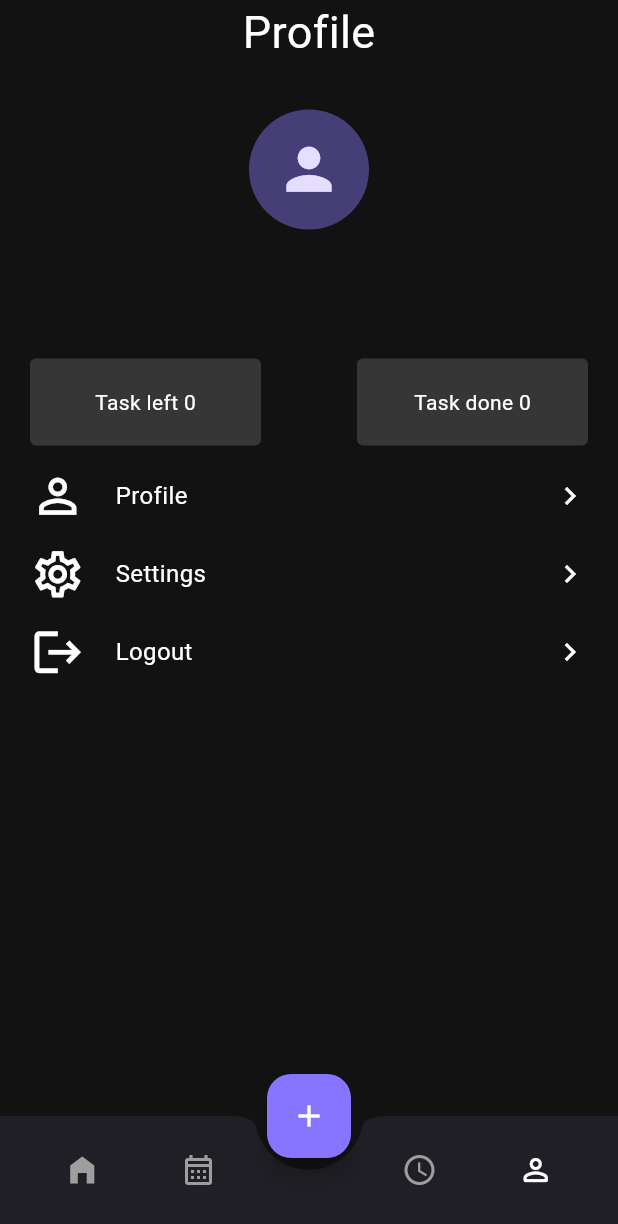
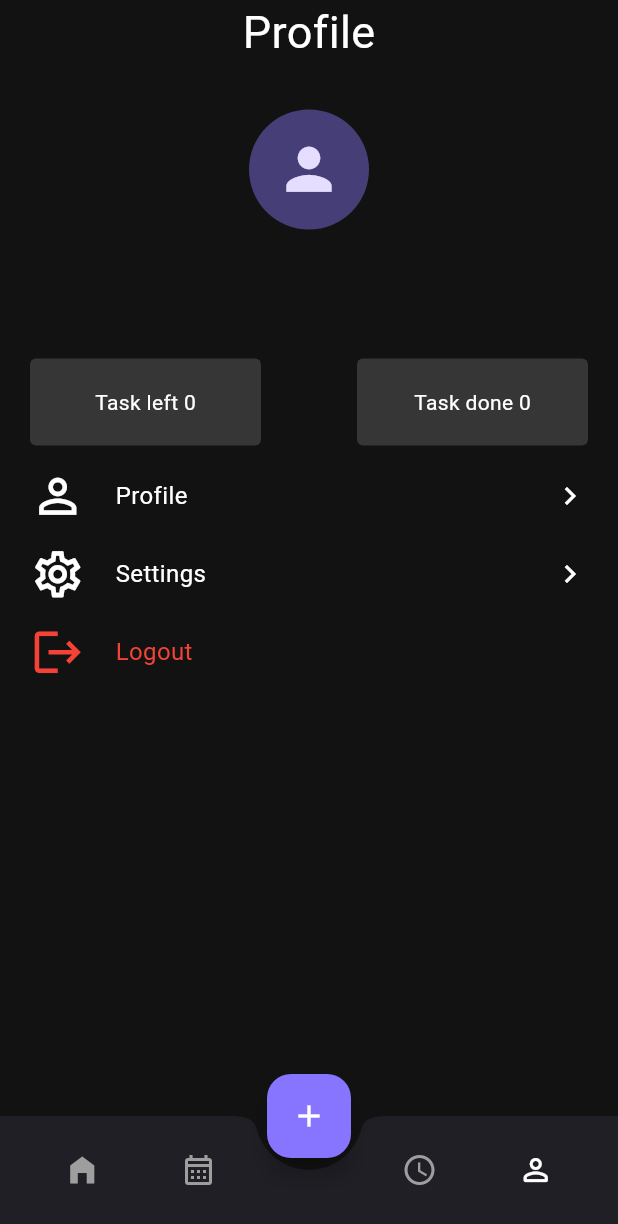
Before and after one commit to DwhizZ/UptToDo_task_manager_app, a Flutter app: the IndexHome screen opened by its route, swiped to page 4, on a phone screen of 412 x 824 dp. Shown: the top 1224 px of the screen. Run offline on Flutter 3.47's test engine with Material 3 defaults, Android fonts, the phone set to English and light mode, and no system bars; our stand-ins replace cloud_firestore, firebase_auth, firebase_core, flutter_svg, google_fonts, google_sign_in and 4 more; accounts and stored records are empty.

Commit message:
feat: qa fixes

```diff
--- a/uptodo_app/lib/src/config/routes/route_names.dart
+++ b/uptodo_app/lib/src/config/routes/route_names.dart
@@ -10,4 +10,5 @@ abstract class RouteNames{
   static const indexHome = '/indexHome';
   static const createCategory = '/createNewCategory';
   static const editTodoPage = '/editTodoPage';
+  static const settingsPage = '/settings';
 }
--- a/uptodo_app/lib/src/config/routes/route_path.dart
+++ b/uptodo_app/lib/src/config/routes/route_path.dart
@@ -2,6 +2,7 @@ import 'package:flutter/material.dart';
 import 'package:uptodo_app/src/config/routes/route_names.dart';
 import 'package:uptodo_app/src/modules/index/index_home/views/edit_todo.dart';
 import 'package:uptodo_app/src/modules/index/index_home/views/index_home.dart';
+import 'package:uptodo_app/src/modules/index/index_home/views/settings_page.dart';
 import 'package:uptodo_app/src/modules/introduction/intro_page.dart';
 import 'package:uptodo_app/src/modules/introduction/logo_page/views/logo_page.dart';
 import 'package:uptodo_app/src/modules/introduction/onboarding_intro/views/onboarding_intro.dart';
@@ -17,5 +18,6 @@ class RoutePath {
     RouteNames.registerScreen: (_) => const RegisterScreen(),
     RouteNames.indexHome: (_) => const IndexHome(),
     RouteNames.editTodoPage: (_) => const EditTodoPage(),
+    RouteNames.settingsPage: (_) => const SettingsPage(),
   };
 }
--- a/uptodo_app/lib/src/modules/index/index_home/views/components/profile_view.dart
+++ b/uptodo_app/lib/src/modules/index/index_home/views/components/profile_view.dart
@@ -1,5 +1,6 @@
 import 'package:flutter/material.dart';
 import 'package:provider/provider.dart';
+import 'package:uptodo_app/src/config/routes/route_names.dart';
 import 'package:uptodo_app/src/modules/authentication/provider/auth_provider.dart';
 import 'package:uptodo_app/src/modules/index/index_home/provider/todo_provider.dart';
 
@@ -73,21 +74,50 @@ class ProfileView extends StatelessWidget {
         const SizedBox(
           height: 15.0,
         ),
-        _profileTiles(Icons.person_outline, "Profile"),
+        _profileTiles(Icons.person_outline, "Profile", () {}),
         const SizedBox(
           height: 15.0,
         ),
-        _profileTiles(Icons.settings_outlined, "Settings"),
+        _profileTiles(Icons.settings_outlined, "Settings", () {
+          // go to settings
+          Navigator.pushNamed(context, RouteNames.settingsPage);
+        }),
         const SizedBox(
           height: 15.0,
         ),
-        _profileTiles(Icons.logout, "Logout"),
+        InkWell(
+          onTap: () {
+            context.watch<AuthenticationProvider>().logout();
+            Navigator.pushNamed(context, RouteNames.logInScreen);
+          },
+          child: const Padding(
+            padding: EdgeInsets.symmetric(horizontal: 20.0),
+            child: Row(
+              children: [
+                Icon(
+                  Icons.logout,
+                  size: 37.0,
+                  color: Colors.red,
+                ),
+                SizedBox(
+                  width: 20.0,
+                ),
+                Text(
+                  "Logout",
+                  style: TextStyle(fontSize: 16.0, color: Colors.red),
+                ),
+              ],
+            ),
+          ),
+        )
       ],
     );
   }
 
-  Widget _profileTiles(IconData icon, String title) {
-    return Padding(
+  Widget _profileTiles(IconData icon, String title, VoidCallback onTap) {
+    return InkWell(
+      onTap: onTap,
+      child: Padding(
         padding: const EdgeInsets.symmetric(horizontal: 20.0),
         child: Row(
           children: [
@@ -109,6 +139,7 @@ class ProfileView extends StatelessWidget {
             )
           ],
         ),
+      ),
     );
   }
 }
--- a/uptodo_app/lib/src/modules/index/index_home/views/index_home.dart
+++ b/uptodo_app/lib/src/modules/index/index_home/views/index_home.dart
@@ -7,7 +7,6 @@ import 'package:uptodo_app/src/modules/authentication/provider/auth_provider.dar
 import 'package:uptodo_app/src/modules/index/index_home/provider/todo_provider.dart';
 import 'package:uptodo_app/src/modules/index/index_home/views/components/calender_view.dart';
 import 'package:uptodo_app/src/modules/index/index_home/views/components/profile_view.dart';
-import 'package:uptodo_app/src/modules/index/index_home/views/components/show_calendar.dart';
 import 'package:uptodo_app/src/modules/index/index_home/views/components/todo_tile.dart';
 
 import 'components/add_task.dart';
@@ -70,7 +69,9 @@ class _IndexHomeState extends State<IndexHome> {
                       mainAxisAlignment: MainAxisAlignment.spaceBetween,
                       children: [
                         IconButton(
-                          onPressed: () {},
+                          onPressed: () {
+                            _pageController.jumpToPage(4);
+                          },
                           icon: const Icon(Icons.menu),
                         ),
                         Text(
@@ -144,9 +145,6 @@ class _IndexHomeState extends State<IndexHome> {
               child: Text('Focus Page Content'),
             ),
             const ProfileView(),
-            const Center(
-              child: Text('Add task Page Content'),
-            ),
           ],
         ),
       ),
```
Also changed, not shown: uptodo_app/lib/src/modules/authentication/provider/auth_provider.dart (+8 -5 lines), uptodo_app/lib/src/modules/index/index_home/views/settings_page.dart (added, +89 -0 lines), 2 other files. Lines whose indentation alone changed are shown as unchanged.
